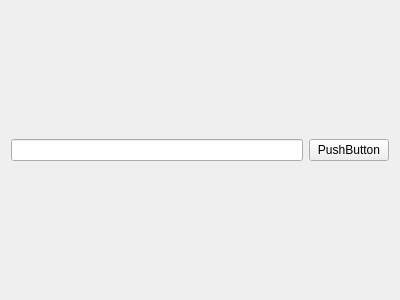
Before: the Qt Designer form QuestionZone/GUI/TPDTWGui.ui in Callen44/DtWordTrainer, drawn with Qt 5.
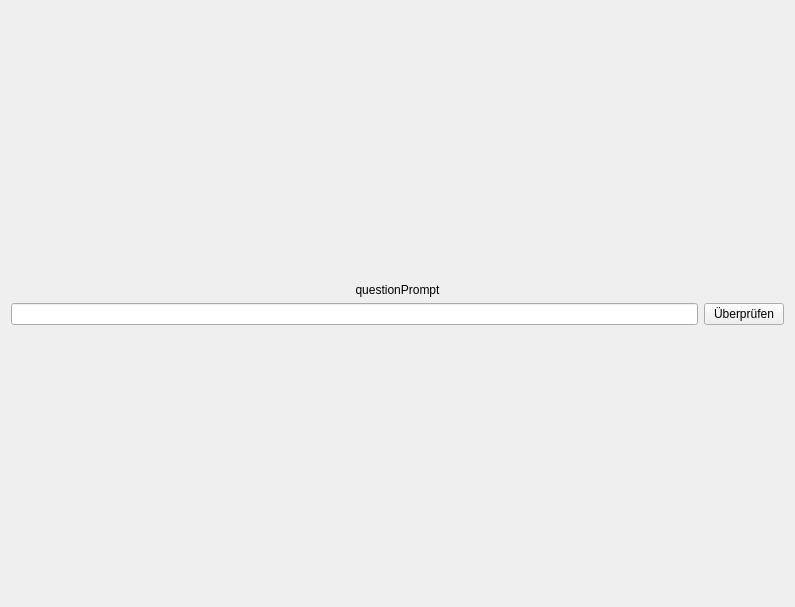
After: the same form once the commit is applied.

```diff
--- a/QuestionZone/GUI/TPDTWGui.ui
+++ b/QuestionZone/GUI/TPDTWGui.ui
@@ -6,8 +6,8 @@
    <rect>
     <x>0</x>
     <y>0</y>
-    <width>400</width>
-    <height>300</height>
+    <width>795</width>
+    <height>607</height>
    </rect>
   </property>
   <property name="windowTitle">
@@ -27,7 +27,7 @@
      </property>
     </spacer>
    </item>
-   <item row="4" column="0">
+   <item row="6" column="0">
     <spacer name="verticalSpacer">
      <property name="orientation">
       <enum>Qt::Orientation::Vertical</enum>
@@ -40,8 +40,8 @@
      </property>
     </spacer>
    </item>
-   <item row="3" column="0">
-    <layout class="QVBoxLayout" name="verticalLayout_3">
+   <item row="5" column="0">
+    <layout class="QVBoxLayout" name="sizingBox">
      <item>
       <layout class="QHBoxLayout" name="horizontalLayout_2">
        <item>
@@ -50,7 +50,7 @@
        <item>
         <widget class="QPushButton" name="pushButton">
          <property name="text">
-          <string>PushButton</string>
+          <string>Überprüfen</string>
          </property>
         </widget>
        </item>
@@ -58,6 +58,16 @@
      </item>
     </layout>
    </item>
+   <item row="4" column="0">
+    <widget class="QLabel" name="questionPrompt">
+     <property name="text">
+      <string>questionPrompt</string>
+     </property>
+     <property name="alignment">
+      <set>Qt::AlignmentFlag::AlignCenter</set>
+     </property>
+    </widget>
+   </item>
   </layout>
  </widget>
  <resources/>
```
Left out of the diff: 25 changed lines with no effect on the pictures.
